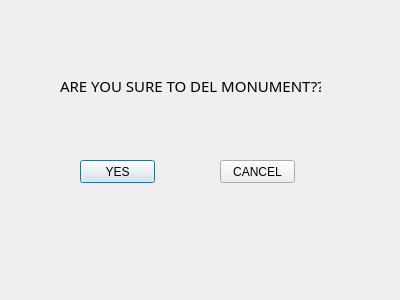
Before: the Qt Designer form app/ui/delete_monument_window.ui in reisenbest/PPK_ARCHEOMAP, drawn with Qt 5.
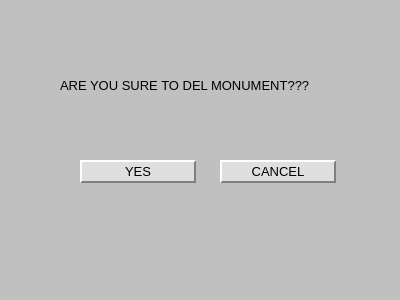
After: the same form once the commit is applied.

Diff of the .ui file:
```diff
--- a/app/ui/delete_monument_window.ui
+++ b/app/ui/delete_monument_window.ui
@@ -13,12 +13,65 @@
   <property name="windowTitle">
    <string>Dialog</string>
   </property>
+  <property name="styleSheet">
+   <string notr="true">QWidget {
+    background: #c0c0c0;
+    font-family: Tahoma, Arial, sans-serif;
+    color: #000;
+    font-size: 13px;
+}
+
+QLabel {
+    font-weight: normal;
+    color: #000;
+    background: transparent;
+}
+
+QLineEdit, QTextEdit, QDoubleSpinBox {
+    background: #fff;
+    border: 2px solid #808080;
+    border-radius: 0px;
+    padding: 2px 4px;
+    font-size: 13px;
+    color: #000;
+}
+
+QPushButton {
+    background: #dfdfdf;
+    border: 2px outset #fff;
+    border-bottom: 2px solid #808080;
+    border-right: 2px solid #808080;
+    border-radius: 0px;
+    padding: 4px 16px;
+    font-size: 13px;
+    color: #000;
+    min-width: 80px;
+}
+
+QPushButton:pressed {
+    border: 2px inset #808080;
+    background: #bdbdbd;
+}
+
+QTextBrowser {
+    background: #e0e0e0;
+    border: 2px solid #808080;
+    color: #222;
+    font-size: 12px;
+}
+
+QLabel[styleSheet*=&quot;color: red&quot;] {
+    color: #b22222;
+    font-style: italic;
+    background: transparent;
+}</string>
+  </property>
   <widget class="QPushButton" name="delMonumentBtn">
    <property name="geometry">
     <rect>
      <x>80</x>
      <y>160</y>
-     <width>75</width>
+     <width>116</width>
      <height>23</height>
     </rect>
    </property>
@@ -31,7 +84,7 @@
     <rect>
      <x>220</x>
      <y>160</y>
-     <width>75</width>
+     <width>116</width>
      <height>23</height>
     </rect>
    </property>
@@ -50,8 +103,10 @@
    </property>
    <property name="font">
     <font>
-     <family>MS PGothic</family>
-     <pointsize>11</pointsize>
+     <family>Tahoma</family>
+     <pointsize>-1</pointsize>
+     <weight>50</weight>
+     <bold>false</bold>
     </font>
    </property>
    <property name="text">
```
